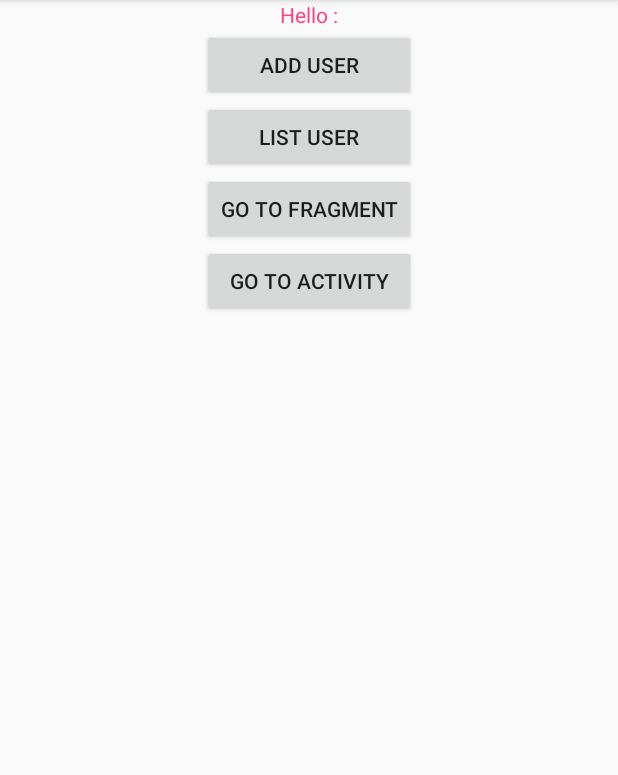
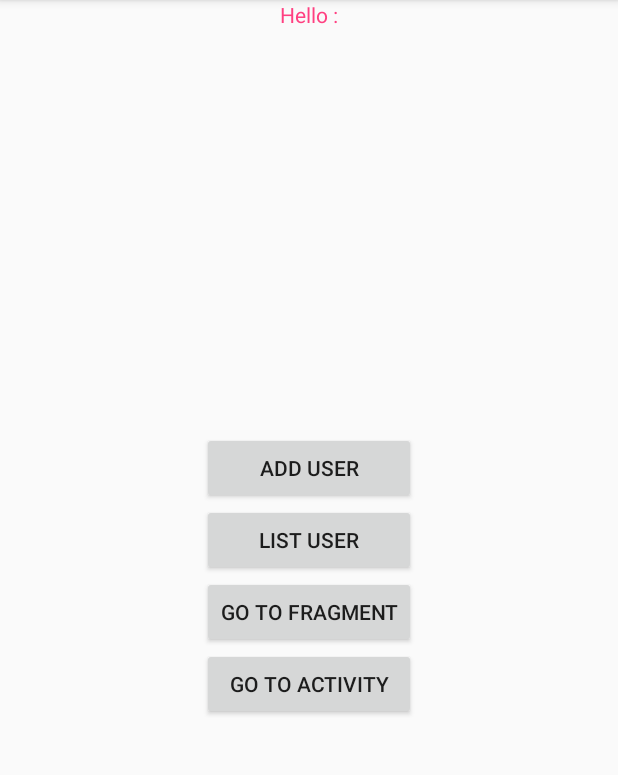
Before and after one commit to gustumaulanaf/belajar-android-git, an Android app: the screen it shows after launch (MainActivity), after a tap on an icon or button, on a phone screen of 412 x 824 dp, the part 84-859 px from its top. Run offline under Robolectric (Android 15) with nearby library versions, the phone set to English and light mode, and no system bars; our stand-ins replace Room's generated code.

Commit message:
belajar di lab pertemuan 6

```diff
--- a/app/src/main/AndroidManifest.xml
+++ b/app/src/main/AndroidManifest.xml
@@ -3,6 +3,7 @@
     package="com.example.amikom.simpleapplication">
 
     <application
+        android:name=".AppApplication"
         android:allowBackup="true"
         android:icon="@mipmap/ic_launcher"
         android:label="@string/app_name"
--- a/app/src/main/res/layout/activity_main.xml
+++ b/app/src/main/res/layout/activity_main.xml
@@ -28,7 +28,6 @@
             />
     </LinearLayout>
     <LinearLayout
-        android:layout_below="@id/l1"
         android:layout_width="wrap_content"
         android:layout_height="wrap_content"
         android:orientation="vertical"
```
